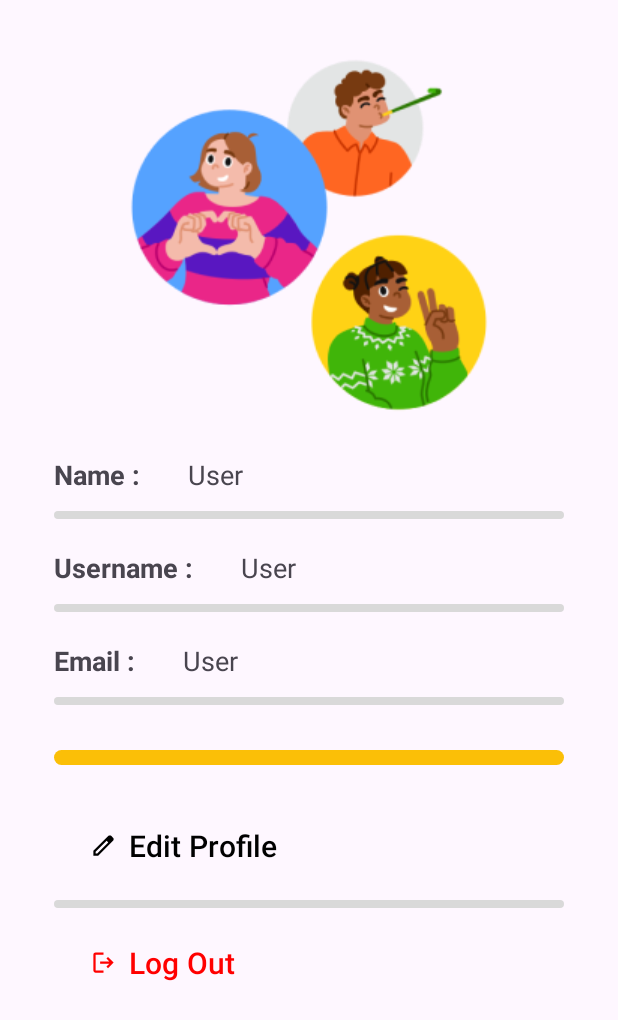
After one commit to TrotoTrackApp/TrotoTrack-Mobile, an Android app: the DetailAccountActivity screen opened directly, with no data from a screen before it, on a phone screen of 412 x 824 dp. The commit adds this screen. Shown: the top 1020 px of the screen. Run offline under Robolectric (Android 15) with nearby library versions, the phone set to English and light mode, and no system bars.

Commit message:
feat: add account detail page

```diff
--- a/app/src/main/AndroidManifest.xml
+++ b/app/src/main/AndroidManifest.xml
@@ -16,6 +16,9 @@
         android:supportsRtl="true"
         android:theme="@style/Theme.TrotoTrack"
         tools:targetApi="31">
+        <activity
+            android:name=".ui.detail.DetailAccountActivity"
+            android:exported="false" />
         <activity
             android:name=".ui.add.AddReportActivity"
             android:exported="false" />
--- /dev/null
+++ b/app/src/main/java/com/trototrackapp/trototrack/ui/detail/DetailAccountActivity.kt
@@ -0,0 +1,23 @@
+package com.trototrackapp.trototrack.ui.detail
+
+import android.content.Intent
+import androidx.appcompat.app.AppCompatActivity
+import android.os.Bundle
+import com.trototrackapp.trototrack.databinding.ActivityDetailAccountBinding
+import com.trototrackapp.trototrack.ui.welcome.WelcomeActivity
+
+class DetailAccountActivity : AppCompatActivity() {
+
+    private lateinit var binding: ActivityDetailAccountBinding
+
+    override fun onCreate(savedInstanceState: Bundle?) {
+        super.onCreate(savedInstanceState)
+        binding = ActivityDetailAccountBinding.inflate(layoutInflater)
+        setContentView(binding.root)
+
+        binding.logout.setOnClickListener {
+            val intent = Intent(this, WelcomeActivity::class.java)
+            startActivity(intent)
+        }
+    }
+}
--- a/app/src/main/java/com/trototrackapp/trototrack/ui/home/HomeFragment.kt
+++ b/app/src/main/java/com/trototrackapp/trototrack/ui/home/HomeFragment.kt
@@ -1,24 +1,38 @@
 package com.trototrackapp.trototrack.ui.home
 
+import android.content.Intent
 import android.os.Bundle
 import androidx.fragment.app.Fragment
 import android.view.LayoutInflater
 import android.view.View
 import android.view.ViewGroup
-import com.trototrackapp.trototrack.R
+import com.trototrackapp.trototrack.databinding.FragmentHomeBinding
+import com.trototrackapp.trototrack.ui.detail.DetailAccountActivity
 
 class HomeFragment : Fragment() {
 
-    override fun onCreate(savedInstanceState: Bundle?) {
-        super.onCreate(savedInstanceState)
-
-    }
+    private var _binding: FragmentHomeBinding? = null
+    private val binding get() = _binding!!
 
     override fun onCreateView(
         inflater: LayoutInflater, container: ViewGroup?,
         savedInstanceState: Bundle?
     ): View? {
-        // Inflate the layout for this fragment
-        return inflater.inflate(R.layout.fragment_home, container, false)
+        _binding = FragmentHomeBinding.inflate(inflater, container, false)
+        return binding.root
+    }
+
+    override fun onViewCreated(view: View, savedInstanceState: Bundle?) {
+        super.onViewCreated(view, savedInstanceState)
+
+        binding.detailAccountButton.setOnClickListener {
+            val intent = Intent(activity, DetailAccountActivity::class.java)
+            startActivity(intent)
+        }
+    }
+
+    override fun onDestroyView() {
+        super.onDestroyView()
+        _binding = null
     }
 }
--- /dev/null
+++ b/app/src/main/res/drawable/ic_edit.xml
@@ -0,0 +1,9 @@
+<vector xmlns:android="http://schemas.android.com/apk/res/android"
+    android:width="24dp"
+    android:height="24dp"
+    android:viewportWidth="960"
+    android:viewportHeight="960">
+  <path
+      android:pathData="M200,760h57l391,-391 -57,-57 -391,391v57ZM120,840v-170l528,-527q12,-11 26.5,-17t30.5,-6q16,0 31,6t26,18l55,56q12,11 17.5,26t5.5,30q0,16 -5.5,30.5T817,313L290,840L120,840ZM760,256 L704,200 760,256ZM619,341 L591,312 648,369 619,341Z"
+      android:fillColor="#000000"/>
+</vector>
--- /dev/null
+++ b/app/src/main/res/drawable/ic_logout.xml
@@ -0,0 +1,9 @@
+<vector xmlns:android="http://schemas.android.com/apk/res/android"
+    android:width="24dp"
+    android:height="24dp"
+    android:viewportWidth="960"
+    android:viewportHeight="960">
+  <path
+      android:pathData="M200,840q-33,0 -56.5,-23.5T120,760v-560q0,-33 23.5,-56.5T200,120h280v80L200,200v560h280v80L200,840ZM640,680 L585,622 687,520L360,520v-80h327L585,338l55,-58 200,200 -200,200Z"
+      android:fillColor="#000000"/>
+</vector>
--- /dev/null
+++ b/app/src/main/res/layout/activity_detail_account.xml
@@ -0,0 +1,196 @@
+<?xml version="1.0" encoding="utf-8"?>
+<androidx.constraintlayout.widget.ConstraintLayout xmlns:android="http://schemas.android.com/apk/res/android"
+    xmlns:app="http://schemas.android.com/apk/res-auto"
+    xmlns:tools="http://schemas.android.com/tools"
+    android:layout_width="match_parent"
+    android:layout_height="match_parent"
+    tools:context=".ui.detail.DetailAccountActivity">
+
+    <ImageView
+        android:id="@+id/imageView"
+        android:layout_width="match_parent"
+        android:layout_height="wrap_content"
+        android:layout_marginTop="24dp"
+        android:src="@drawable/avatar"
+        app:layout_constraintEnd_toEndOf="parent"
+        app:layout_constraintHorizontal_bias="0.0"
+        app:layout_constraintStart_toStartOf="parent"
+        app:layout_constraintTop_toTopOf="parent" />
+
+    <TextView
+        android:id="@+id/name"
+        android:layout_width="wrap_content"
+        android:layout_height="wrap_content"
+        android:layout_marginStart="36dp"
+        android:layout_marginTop="20dp"
+        android:text="Name :"
+        android:textSize="18sp"
+        android:textStyle="bold"
+        app:layout_constraintStart_toStartOf="parent"
+        app:layout_constraintTop_toBottomOf="@+id/imageView" />
+
+    <TextView
+        android:id="@+id/nameUser"
+        android:layout_width="wrap_content"
+        android:layout_height="wrap_content"
+        android:layout_marginStart="32dp"
+        android:text="User"
+        android:textSize="18sp"
+        app:layout_constraintBottom_toBottomOf="@+id/name"
+        app:layout_constraintStart_toEndOf="@+id/name"
+        app:layout_constraintTop_toTopOf="@+id/name"
+        app:layout_constraintVertical_bias="0.0" />
+
+    <View
+        android:id="@+id/view"
+        android:layout_width="match_parent"
+        android:layout_height="5dp"
+        android:layout_marginTop="12dp"
+        android:layout_marginHorizontal="36dp"
+        android:background="@drawable/rounded_corner"
+        android:backgroundTint="@color/gray"
+        app:layout_constraintTop_toBottomOf="@+id/name"
+        app:layout_constraintStart_toStartOf="parent"
+        app:layout_constraintEnd_toEndOf="parent"
+        tools:layout_editor_absoluteX="0dp" />
+
+    <TextView
+        android:id="@+id/username"
+        android:layout_width="wrap_content"
+        android:layout_height="wrap_content"
+        android:layout_marginStart="36dp"
+        android:layout_marginTop="20dp"
+        android:text="Username :"
+        android:textSize="18sp"
+        android:textStyle="bold"
+        app:layout_constraintStart_toStartOf="parent"
+        app:layout_constraintTop_toBottomOf="@+id/view" />
+
+    <TextView
+        android:id="@+id/usernameUser"
+        android:layout_width="wrap_content"
+        android:layout_height="wrap_content"
+        android:layout_marginStart="32dp"
+        android:text="User"
+        android:textSize="18sp"
+        app:layout_constraintBottom_toBottomOf="@+id/username"
+        app:layout_constraintStart_toEndOf="@+id/username"
+        app:layout_constraintTop_toTopOf="@+id/username"
+        app:layout_constraintVertical_bias="0.0" />
+
+    <View
+        android:id="@+id/view2"
+        android:layout_width="match_parent"
+        android:layout_height="5dp"
+        android:layout_marginTop="12dp"
+        android:layout_marginHorizontal="36dp"
+        android:background="@drawable/rounded_corner"
+        android:backgroundTint="@color/gray"
+        app:layout_constraintTop_toBottomOf="@+id/username"
+        app:layout_constraintStart_toStartOf="parent"
+        app:layout_constraintEnd_toEndOf="parent"
+        tools:layout_editor_absoluteX="0dp" />
+
+    <TextView
+        android:id="@+id/email"
+        android:layout_width="wrap_content"
+        android:layout_height="wrap_content"
+        android:layout_marginStart="36dp"
+        android:layout_marginTop="20dp"
+        android:text="Email :"
+        android:textSize="18sp"
+        android:textStyle="bold"
+        app:layout_constraintStart_toStartOf="parent"
+        app:layout_constraintTop_toBottomOf="@+id/view2" />
+
+    <TextView
+        android:id="@+id/emailUser"
+        android:layout_width="wrap_content"
+        android:layout_height="wrap_content"
+        android:layout_marginStart="32dp"
+        android:text="User"
+        android:textSize="18sp"
+        app:layout_constraintBottom_toBottomOf="@+id/email"
+        app:layout_constraintStart_toEndOf="@+id/email"
+        app:layout_constraintTop_toTopOf="@+id/email"
+        app:layout_constraintVertical_bias="0.0" />
+
+    <View
+        android:id="@+id/view3"
+        android:layout_width="match_parent"
+        android:layout_height="5dp"
+        android:layout_marginTop="12dp"
+        android:layout_marginHorizontal="36dp"
+        android:background="@drawable/rounded_corner"
+        android:backgroundTint="@color/gray"
+        app:layout_constraintTop_toBottomOf="@+id/email"
+        app:layout_constraintStart_toStartOf="parent"
+        app:layout_constraintEnd_toEndOf="parent"
+        tools:layout_editor_absoluteX="0dp" />
+
+    <View
+        android:id="@+id/view4"
+        android:layout_width="match_parent"
+        android:layout_height="10dp"
+        android:layout_marginTop="30dp"
+        android:layout_marginHorizontal="36dp"
+        android:background="@drawable/rounded_corner"
+        android:backgroundTint="@color/yellow"
+        app:layout_constraintTop_toBottomOf="@+id/view3"
+        app:layout_constraintStart_toStartOf="parent"
+        app:layout_constraintEnd_toEndOf="parent"
+        tools:layout_editor_absoluteX="0dp" />
+
+    <com.google.android.material.button.MaterialButton
+        android:id="@+id/editButton"
+        android:layout_width="match_parent"
+        android:layout_height="wrap_content"
+        android:layout_marginTop="30dp"
+        android:layout_marginHorizontal="36dp"
+        app:cornerRadius="0dp"
+        app:icon="@drawable/ic_edit"
+        app:iconTint="@color/black"
+        app:iconGravity="start"
+        android:text="Edit Profile"
+        android:textSize="20sp"
+        android:gravity="start"
+        android:textColor="@color/black"
+        app:backgroundTint="@android:color/transparent"
+        app:layout_constraintTop_toBottomOf="@id/view4"
+        app:layout_constraintStart_toStartOf="parent"
+        app:layout_constraintEnd_toEndOf="parent"/>
+
+    <View
+        android:id="@+id/view5"
+        android:layout_width="match_parent"
+        android:layout_height="5dp"
+        android:layout_marginTop="12dp"
+        android:layout_marginHorizontal="36dp"
+        android:background="@drawable/rounded_corner"
+        android:backgroundTint="@color/gray"
+        app:layout_constraintTop_toBottomOf="@+id/editButton"
+        app:layout_constraintStart_toStartOf="parent"
+        app:layout_constraintEnd_toEndOf="parent"
+        tools:layout_editor_absoluteX="0dp" />
+
+    <com.google.android.material.button.MaterialButton
+        android:id="@+id/logout"
+        android:layout_width="match_parent"
+        android:layout_height="wrap_content"
+        android:layout_marginTop="30dp"
+        android:layout_marginHorizontal="36dp"
+        app:cornerRadius="0dp"
+        app:icon="@drawable/ic_logout"
+        app:iconTint="@color/Red"
+        app:iconGravity="start"
+        android:text="Log Out"
+        android:textSize="20sp"
+        android:gravity="start"
+        android:textColor="@color/Red"
+        app:backgroundTint="@android:color/transparent"
+        app:layout_constraintTop_toBottomOf="@id/editButton"
+        app:layout_constraintStart_toStartOf="parent"
+        app:layout_constraintEnd_toEndOf="parent"/>
+
+
+</androidx.constraintlayout.widget.ConstraintLayout>
--- a/app/src/main/res/layout/fragment_home.xml
+++ b/app/src/main/res/layout/fragment_home.xml
@@ -22,17 +22,18 @@
 
         <View
             android:id="@+id/view"
-            android:layout_width="250dp"
+            android:layout_width="0dp"
             android:layout_height="10dp"
             android:layout_marginHorizontal="24dp"
-            android:layout_marginStart="32dp"
             android:layout_marginTop="36dp"
             android:background="@drawable/rounded_corner"
             android:backgroundTint="@color/orange"
+            app:layout_constraintEnd_toStartOf="@id/detailAccountButton"
             app:layout_constraintStart_toStartOf="parent"
             app:layout_constraintTop_toTopOf="parent" />
 
         <ImageButton
+            android:id="@+id/detailAccountButton"
             android:layout_width="wrap_content"
             android:layout_height="wrap_content"
             android:layout_marginEnd="36dp"
@@ -40,9 +41,9 @@
             android:src="@drawable/ic_account"
             app:layout_constraintBottom_toBottomOf="@id/view"
             app:layout_constraintEnd_toEndOf="parent"
+            app:layout_constraintHorizontal_bias="0.844"
             app:layout_constraintTop_toTopOf="@id/view"
             app:layout_constraintVertical_bias="0.526" />
-
 
         <TextView
             android:id="@+id/welcomeText"
@@ -162,7 +163,7 @@
                     app:layout_constraintTop_toTopOf="parent" />
 
                 <View
-                    android:layout_width="200dp"
+                    android:layout_width="0dp"
                     android:layout_height="10dp"
                     android:layout_marginStart="40dp"
                     android:background="@drawable/rounded_corner"
--- a/app/src/main/res/values/colors.xml
+++ b/app/src/main/res/values/colors.xml
@@ -5,4 +5,6 @@
 
     <color name="orange">#F49004</color>
     <color name="yellow">#FBBF07</color>
+    <color name="gray">#D9D9D9</color>
+    <color name="Red">#FF0000</color>
 </resources>
```
Also changed, not shown: app/src/main/res/drawable/avatar.png (added).
